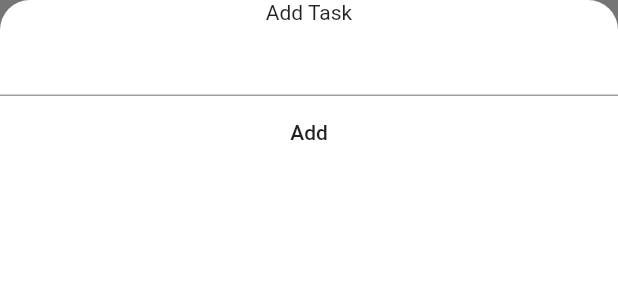
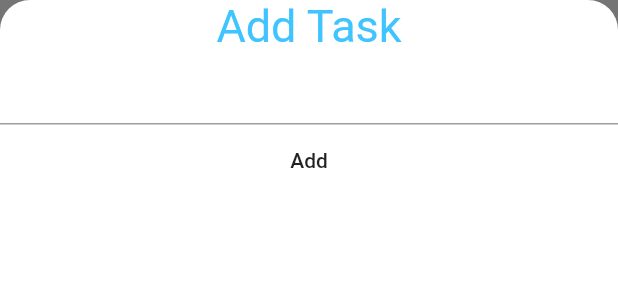
Before and after one commit to einnor/flutter-todoey, a Flutter app: the AddTaskScreen widget shown alone on an empty page, opened directly, on a phone screen of 412 x 824 dp. Shown: the top 300 px of the screen. Run offline on Flutter 3.47's test engine with Material 2 defaults, Android fonts, the phone set to English and light mode, and no system bars.

Commit message:
Style the header

```diff
--- a/lib/screens/add_task_screen.dart
+++ b/lib/screens/add_task_screen.dart
@@ -22,7 +22,10 @@ class _AddTaskScreenState extends State<AddTaskScreen> {
           children: <Widget>[
             Text(
               'Add Task',
-              style: TextStyle(),
+              style: TextStyle(
+                fontSize: 30.0,
+                color: Colors.lightBlueAccent,
+              ),
             ),
             TextField(),
             FlatButton(
```
